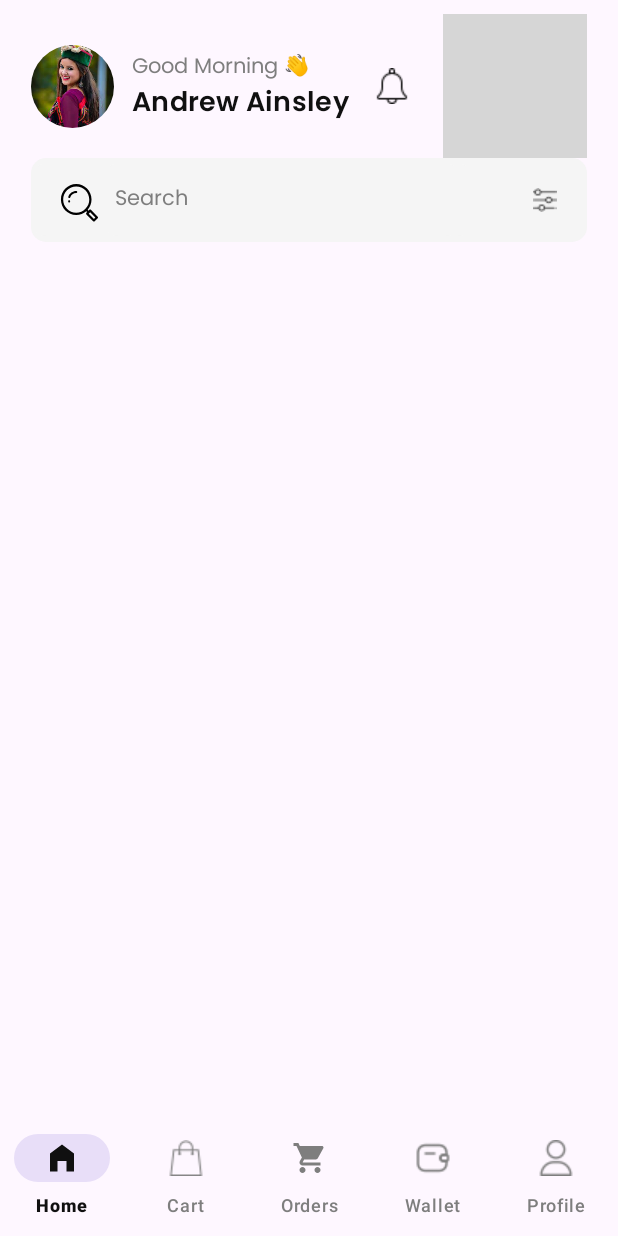
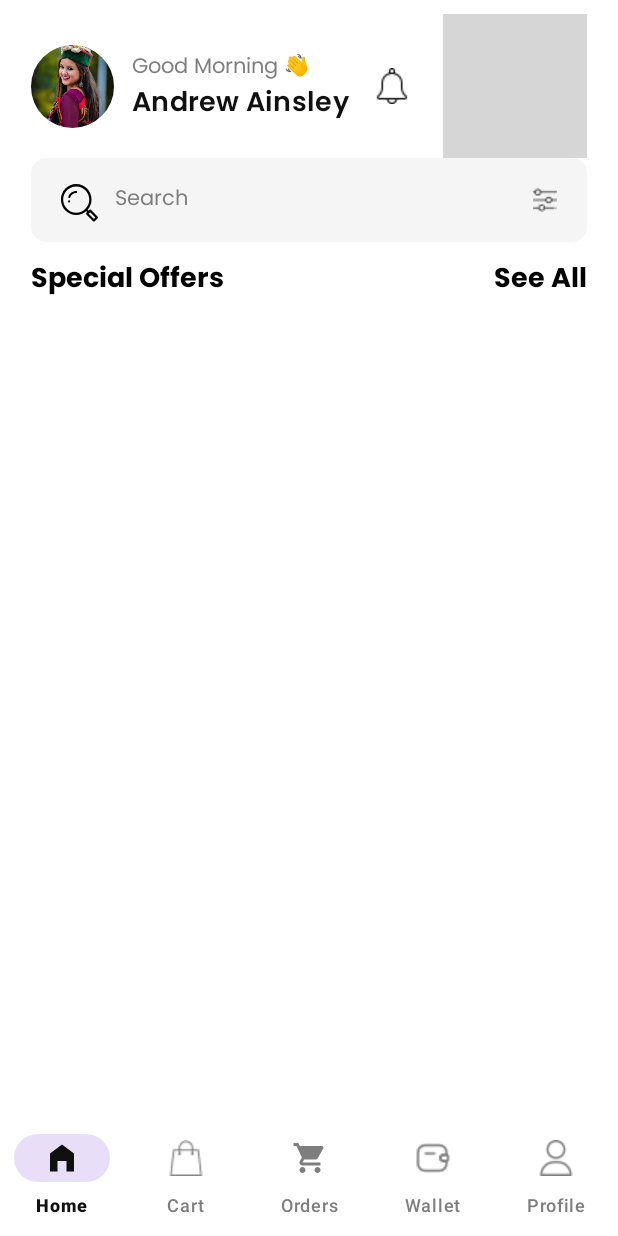
Before and after one commit to Aman-Singh-Rawat/ECommerceApp, an Android app: the HomeFragment screen opened directly, with no data from a screen before it, on a phone screen of 412 x 824 dp. Run offline under Robolectric (Android 15) with nearby library versions, the phone set to English and light mode, and no system bars; our stand-ins replace CircleImageView, navigation-ui; grey boxes are pictures that could not be loaded.

Commit message:
litle update

```diff
--- a/app/src/main/res/layout/fragment_home.xml
+++ b/app/src/main/res/layout/fragment_home.xml
@@ -1,9 +1,10 @@
 <?xml version="1.0" encoding="utf-8"?>
 <androidx.core.widget.NestedScrollView xmlns:android="http://schemas.android.com/apk/res/android"
+    xmlns:app="http://schemas.android.com/apk/res-auto"
     xmlns:tools="http://schemas.android.com/tools"
     android:layout_width="match_parent"
     android:layout_height="match_parent"
-    xmlns:app="http://schemas.android.com/apk/res-auto"
+    android:background="@color/white"
     android:fillViewport="true"
     tools:context=".presenter.screen.fragment.home.HomeFragment">
 
@@ -29,8 +30,8 @@
             android:id="@+id/imgProfile"
             android:layout_width="@dimen/profile_image_size"
             android:layout_height="@dimen/profile_image_size"
+            android:layout_marginTop="@dimen/views_margin_top"
             android:src="@drawable/img_dummy_profile"
-            android:layout_marginTop="@dimen/views_margin_top"
             app:layout_constraintStart_toEndOf="@id/glMainActivityStart"
             app:layout_constraintTop_toTopOf="parent" />
 
@@ -38,12 +39,12 @@
             android:id="@+id/tvGreetingMsg"
             android:layout_width="wrap_content"
             android:layout_height="wrap_content"
+            android:layout_marginStart="@dimen/greetings_margin_start"
+            android:layout_marginTop="@dimen/greetings_name_margin_top_bottom"
+            android:includeFontPadding="false"
             android:text="@string/good_morning"
             android:textColor="@color/gray100"
             app:fontFamily="@font/poppins"
-            android:includeFontPadding="false"
-            android:layout_marginTop="@dimen/greetings_name_margin_top_bottom"
-            android:layout_marginStart="@dimen/greetings_margin_start"
             app:layout_constraintStart_toEndOf="@id/imgProfile"
             app:layout_constraintTop_toTopOf="@id/imgProfile" />
 
@@ -52,12 +53,12 @@
             android:layout_width="wrap_content"
             android:layout_height="wrap_content"
             android:layout_marginStart="@dimen/greetings_margin_start"
+            android:layout_marginBottom="@dimen/greetings_name_margin_top_bottom"
+            android:includeFontPadding="false"
+            android:letterSpacing="0.01"
             android:text="@string/dummy_profile_name"
             android:textColor="@color/off_black"
-            android:letterSpacing="0.01"
             android:textSize="@dimen/profile_name_text_size"
-            android:layout_marginBottom="@dimen/greetings_name_margin_top_bottom"
-            android:includeFontPadding="false"
             app:fontFamily="@font/poppins_semibold"
             app:layout_constraintBottom_toBottomOf="@+id/imgProfile"
             app:layout_constraintStart_toEndOf="@id/imgProfile"
@@ -69,22 +70,22 @@
             android:layout_width="wrap_content"
             android:layout_height="wrap_content"
             android:src="@drawable/img_heart"
-            app:layout_constraintTop_toTopOf="@id/tvGreetingMsg"
             app:layout_constraintBottom_toBottomOf="@id/tvUserName"
-            app:layout_constraintEnd_toEndOf="@id/glMainActivityEnd"/>
+            app:layout_constraintEnd_toEndOf="@id/glMainActivityEnd"
+            app:layout_constraintTop_toTopOf="@id/tvGreetingMsg" />
 
         <androidx.appcompat.widget.AppCompatImageView
             android:id="@+id/imgBell"
             android:layout_width="wrap_content"
             android:layout_height="wrap_content"
-            android:focusable="true"
-            android:src="@drawable/img_bell"
             android:layout_marginEnd="@dimen/img_bell_margin_end"
             android:clickable="true"
+            android:focusable="true"
             android:foreground="?attr/selectableItemBackground"
-            app:layout_constraintTop_toTopOf="@id/imgHeart"
+            android:src="@drawable/img_bell"
             app:layout_constraintBottom_toBottomOf="@id/imgHeart"
-            app:layout_constraintEnd_toStartOf="@id/imgHeart"/>
+            app:layout_constraintEnd_toStartOf="@id/imgHeart"
+            app:layout_constraintTop_toTopOf="@id/imgHeart" />
 
         <LinearLayout
             android:id="@+id/llSearchFilter"
@@ -116,13 +117,37 @@
                 android:layout_width="wrap_content"
                 android:layout_height="wrap_content"
                 android:background="@null"
+                android:clickable="true"
                 android:focusable="true"
+                android:foreground="?attr/selectableItemBackground"
                 android:padding="@dimen/ib_filter_padding"
-                android:clickable="true"
-                android:src="@drawable/img_filter"
-                android:foreground="?attr/selectableItemBackground"/>
+                android:src="@drawable/img_filter" />
 
         </LinearLayout>
+
+        <androidx.appcompat.widget.AppCompatTextView
+            android:id="@+id/tvOffer"
+            android:layout_width="wrap_content"
+            android:layout_height="wrap_content"
+            android:layout_marginTop="10dp"
+            android:fontFamily="@font/poppins_bold"
+            android:text="@string/special_offers"
+            android:textColor="@color/black"
+            android:textSize="18.sp"
+            app:layout_constraintStart_toStartOf="@id/glMainActivityStart"
+            app:layout_constraintTop_toBottomOf="@+id/llSearchFilter" />
+
+        <androidx.appcompat.widget.AppCompatTextView
+            android:id="@+id/tvSellAll"
+            android:layout_width="wrap_content"
+            android:layout_height="wrap_content"
+            android:fontFamily="@font/poppins_bold"
+            android:text="@string/see_all"
+            android:textColor="@color/black"
+            android:textSize="18.sp"
+            app:layout_constraintBottom_toBottomOf="@id/tvOffer"
+            app:layout_constraintEnd_toEndOf="@+id/glMainActivityEnd"
+            app:layout_constraintTop_toTopOf="@id/tvOffer" />
 
 
     </androidx.constraintlayout.widget.ConstraintLayout>
--- a/app/src/main/res/values/strings.xml
+++ b/app/src/main/res/values/strings.xml
@@ -50,4 +50,6 @@
     <string name="phone_number">Phone Number</string>
     <string name="gender">Gender</string>
     <string name="notification">Notification</string>
+    <string name="special_offers">Special Offers</string>
+    <string name="see_all">See All</string>
 </resources>
```
